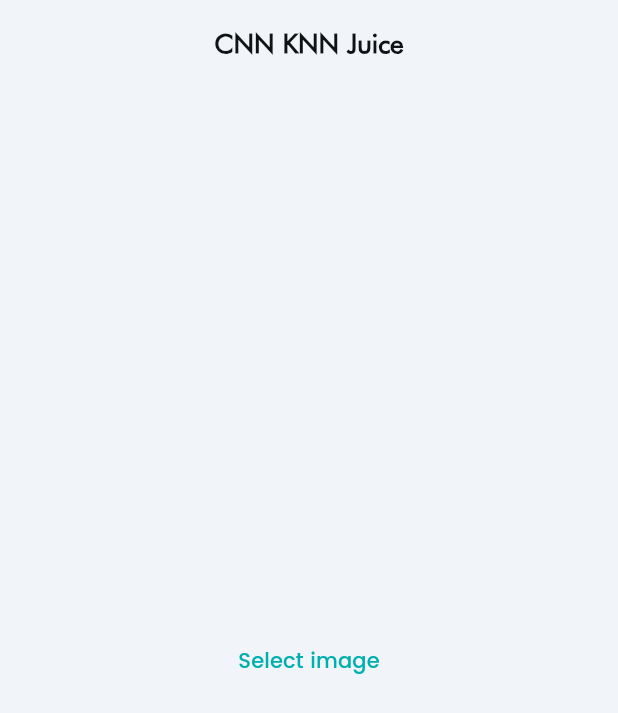
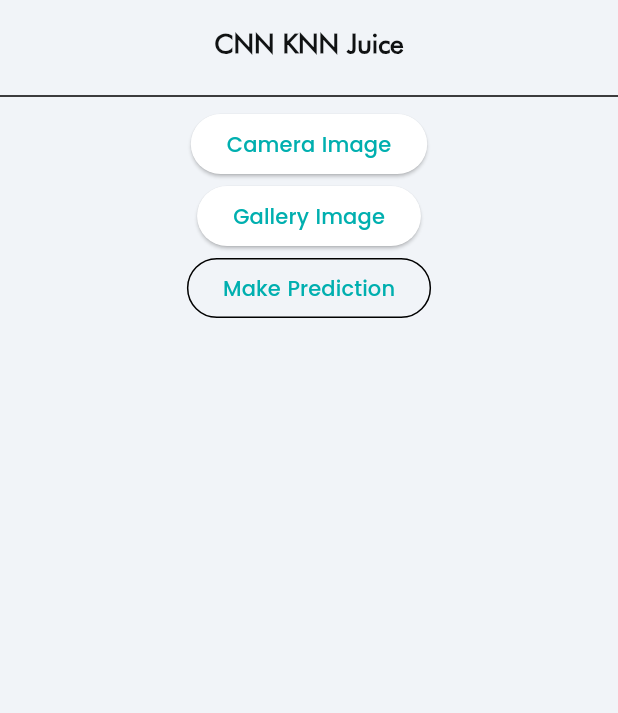
Before and after one commit to HOSEI-UNIV-IIST/cnn_knn_app, a Flutter app: the screen it shows after launch, on a phone screen of 412 x 824 dp. Shown: the top 713 px of the screen. Run offline on Flutter 3.47's test engine with Material 3 defaults, Android fonts, the phone set to English and light mode, and no system bars; our stand-ins replace dartz, dio, easy_localization, equatable, fade_shimmer, flutter_bloc and 12 more; missing offline and left inert: currency_formatter; accounts and stored records are empty.

Commit message:
Setup UI

```diff
--- a/lib/core/providers/api_routes.dart
+++ b/lib/core/providers/api_routes.dart
@@ -1,5 +1,5 @@
 class ApiRoutes {
-  static const String baseUrl = "http://127.0.0.1:8000/api/";
+  static const String baseUrl = "http://127.0.0.1:8000/";
 
-  static const String prediction = "prediction/";
+  static const String prediction = "predict";
 }
--- a/lib/features/home/data/datasources/home_remote_datasource.dart
+++ b/lib/features/home/data/datasources/home_remote_datasource.dart
@@ -27,7 +27,7 @@ class HomeRemoteDataSourceImpl extends HomeRemoteDataSource {
         "file": await MultipartFile.fromFile(
           file.path,
           filename: fileName,
-          contentType: MediaType("image", "jpeg"),
+          contentType: MediaType("image", "jpg"),
         ),
       });
 
@@ -40,8 +40,8 @@ class HomeRemoteDataSourceImpl extends HomeRemoteDataSource {
 
       PredictionDataModel predctionModel =
           AppDefaultModel.defaultPredictionDataModel;
-
-      predctionModel = predictionDataModelFromJson(response.data);
+      print(response.data.runtimeType);
+      predctionModel = PredictionDataModel.fromJson(response.data);
       predctionModel = predctionModel.copyWith(
           headerData: HeaderData(code: statusCode, message: statusMessage));
 
--- a/lib/features/home/data/models/prediction_data_model.dart
+++ b/lib/features/home/data/models/prediction_data_model.dart
@@ -40,7 +40,7 @@ class PredictionDataModel extends Equatable {
 
   factory PredictionDataModel.fromJson(Map<String, dynamic> json) =>
       PredictionDataModel(
-        headerData: HeaderData.fromJson(json["header_data"]),
+        headerData: const HeaderData(code: 404, message: ''),
         cnnResult: CnnResult.fromJson(json["cnn_result"]),
         knnResult: KnnResult.fromJson(json["knn_result"]),
       );
@@ -74,8 +74,8 @@ class HeaderData extends HeaderDataEntity {
       );
 
   factory HeaderData.fromJson(Map<String, dynamic> json) => HeaderData(
-        code: json["code"],
-        message: json["message"],
+        code: json["code"] ?? '',
+        message: json["message"] ?? '',
       );
 
   Map<String, dynamic> toJson() => {
--- a/lib/features/home/presentation/blocs/home/home_bloc.dart
+++ b/lib/features/home/presentation/blocs/home/home_bloc.dart
@@ -2,43 +2,55 @@
 
 import 'dart:io';
 
+import 'package:cnn_knn_app/core/utils/app_default_models.dart';
 import 'package:cnn_knn_app/core/utils/app_enums.dart';
+import 'package:cnn_knn_app/features/home/data/models/prediction_data_model.dart';
 import 'package:equatable/equatable.dart';
 import 'package:flutter_bloc/flutter_bloc.dart';
+import 'package:get/get.dart';
 import 'package:image_picker/image_picker.dart';
 
 import '../../../../../core/error/exceptions.dart';
+import '../../../domain/usecases/usecases.dart';
 
 part 'home_event.dart';
 part 'home_state.dart';
 
 class HomeBloc extends Bloc<HomeEvent, HomeState> {
-  HomeBloc()
-      : super(const HomeState(
-            pickImageStatus: BlocStatus.initial,
-            postPredictionStatus: BlocStatus.initial,
-            selectedImage: null)) {
+  final PostPredictionUsecaseImpl postPredictionUsecaseImpl;
+  HomeBloc(this.postPredictionUsecaseImpl)
+      : super(HomeState(
+          pickImageStatus: BlocStatus.initial,
+          postPredictionStatus: BlocStatus.initial,
+          selectedImage: null,
+          predictionData: AppDefaultModel.defaultPredictionDataModel,
+        )) {
     on<PostPredictionEvent>(_onPostPredictionEvent);
     on<PickImageEvent>(_onPickImageEvent);
   }
 
   Future<void> _onPostPredictionEvent(
       PostPredictionEvent event, Emitter<HomeState> emit) async {
-    // try {
-    //   emit(state.copyWith(readCache: BlocStatus.progress));
-    //   final result = await getNewsLocalUsecaseImpl(NoParams());
-    //   result.fold((l) {
-    //     emit(state.copyWith(readCache: BlocStatus.failure, message: l.message));
-    //   }, (r) {
-    //     emit(state.copyWith(
-    //         readCache: BlocStatus.success,
-    //         newsList: r,
-    //         message: 'Successful data loading'));
-    //   });
-    // } on CacheException catch (e) {
-    //   emit(
-    //       state.copyWith(readCache: BlocStatus.failure, message: e.toString()));
-    // }
+    try {
+      File file = state.selectedImage ?? File('');
+
+      emit(state.copyWith(postPredictionStatus: BlocStatus.progress));
+
+      final result = await postPredictionUsecaseImpl(file);
+      result.fold((l) {
+        emit(state.copyWith(
+            postPredictionStatus: BlocStatus.failure, message: l.message));
+      }, (r) {
+        emit(state.copyWith(
+            postPredictionStatus: BlocStatus.success,
+            predictionData: r,
+            message: r.headerData.message));
+        Get.snackbar('Prediction', r.headerData.message);
+      });
+    } on CacheException catch (e) {
+      emit(state.copyWith(
+          postPredictionStatus: BlocStatus.failure, message: e.toString()));
+    }
   }
 
   Future<void> _onPickImageEvent(
--- a/lib/features/home/presentation/blocs/home/home_event.dart
+++ b/lib/features/home/presentation/blocs/home/home_event.dart
@@ -6,10 +6,9 @@ abstract class HomeEvent extends Equatable {
 }
 
 class PostPredictionEvent extends HomeEvent {
-  final File payload;
-  PostPredictionEvent(this.payload);
+  PostPredictionEvent();
   @override
-  List<Object?> get props => [payload];
+  List<Object?> get props => [];
 }
 
 class PickImageEvent extends HomeEvent {
--- a/lib/features/home/presentation/blocs/home/home_state.dart
+++ b/lib/features/home/presentation/blocs/home/home_state.dart
@@ -5,28 +5,39 @@ class HomeState extends Equatable {
   final BlocStatus pickImageStatus;
   final File? selectedImage;
   final String message;
-  const HomeState({
+  PredictionDataModel? predictionData =
+      AppDefaultModel.defaultPredictionDataModel;
+
+  HomeState({
     this.postPredictionStatus = BlocStatus.initial,
     this.pickImageStatus = BlocStatus.initial,
     this.selectedImage,
     this.message = '',
+    this.predictionData,
   });
   HomeState copyWith({
     BlocStatus? postPredictionStatus,
     BlocStatus? pickImageStatus,
     File? selectedImage,
     String? message,
+    PredictionDataModel? predictionData,
   }) =>
       HomeState(
         postPredictionStatus: postPredictionStatus ?? this.postPredictionStatus,
         pickImageStatus: pickImageStatus ?? this.pickImageStatus,
         selectedImage: selectedImage ?? this.selectedImage,
         message: message ?? this.message,
+        predictionData: predictionData ?? this.predictionData,
       );
 
   @override
-  List<Object?> get props =>
-      [postPredictionStatus, pickImageStatus, selectedImage, message];
+  List<Object?> get props => [
+        postPredictionStatus,
+        pickImageStatus,
+        selectedImage,
+        message,
+        predictionData
+      ];
 
   @override
   String toString() {
@@ -36,6 +47,7 @@ class HomeState extends Equatable {
         pickImageStatus: $pickImageStatus,
         selectedImage: $selectedImage,
         message: $message,
+        predictionData: $predictionData,
         }
      ''';
   }
--- a/lib/features/home/presentation/pages/home.dart
+++ b/lib/features/home/presentation/pages/home.dart
@@ -1,8 +1,12 @@
 import 'package:cnn_knn_app/core/utils/app_enums.dart';
 import 'package:cnn_knn_app/core/widgets/global/app_loader.dart';
 import 'package:cnn_knn_app/core/widgets/global/custom_widgets/widgets.dart';
+import 'package:cnn_knn_app/core/widgets/themes/app_theme.dart';
+import 'package:cnn_knn_app/core/widgets/themes/theme_mode.dart';
+import 'package:cnn_knn_app/features/home/data/models/prediction_data_model.dart';
 import 'package:flutter/material.dart';
 import 'package:flutter_bloc/flutter_bloc.dart';
+import 'package:flutter_screenutil/flutter_screenutil.dart';
 
 import '../blocs/home/home_bloc.dart';
 
@@ -17,33 +21,119 @@ class HomePage extends StatelessWidget {
         return CustomScaffold(
             applyDefaultBar: true,
             applyDefaultTitle: 'CNN KNN Juice',
-            child: Column(
-              mainAxisAlignment: MainAxisAlignment.center,
+            child: ListView(
+              // mainAxisAlignment: MainAxisAlignment.center,
               // mainAxisSize: MainAxisSize.min,
               children: [
-                if (pickedImage != null)
-                  Flexible(
-                    // =============> ORIGINAL IMAGE ===========================
-                    child: Row(
-                      children: [
-                        Expanded(
-                          child: pickedImage != null
-                              ? Image.file(pickedImage)
-                              : SizedBox(height: 0),
-                        ),
-                        SizedBox(width: 8),
-                      ],
-                    ),
-                  ),
+                if (pickedImage != null) Image.file(pickedImage),
+                Divider(),
                 Center(
                   child: state.pickImageStatus == BlocStatus.progress
                       ? AppLoader.circularProgressIndicator
-                      : TextButton(
+                      : ElevatedButton(
+                          onPressed: () {
+                            context.read<HomeBloc>().add(PickImageEvent(false));
+                          },
+                          child: const Text('Camera Image'),
+                        ),
+                ),
+                Center(
+                  child: state.pickImageStatus == BlocStatus.progress
+                      ? AppLoader.circularProgressIndicator
+                      : ElevatedButton(
                           onPressed: () {
                             context.read<HomeBloc>().add(PickImageEvent(true));
                           },
-                          child: Text('Select image'),
+                          child: const Text('Gallery Image'),
                         ),
+                ),
+                Center(
+                  child: state.postPredictionStatus == BlocStatus.progress
+                      ? AppLoader.circularProgressIndicator
+                      : OutlinedButton(
+                          onPressed: () {
+                            context.read<HomeBloc>().add(PostPredictionEvent());
+                          },
+                          child: const Text('Make Prediction'),
+                        ),
+                ),
+                state.postPredictionStatus == BlocStatus.success
+                    ? Padding(
+                        padding: EdgeInsets.symmetric(
+                            horizontal: 16.sp, vertical: 8.sp),
+                        child: Card(
+                          color: AppThemeMode.of(context).line,
+                          child: Column(
+                            mainAxisAlignment: MainAxisAlignment.start,
+                            children: [
+                              Text(
+                                'Classe: ${state.predictionData!.cnnResult.class1}',
+                                style: AppThemeMode.of(context)
+                                    .title1
+                                    .copyWith(fontSize: 22.sp),
+                              ),
+                              Text(
+                                "Proba: ${double.parse(state.predictionData!.cnnResult.probability1).toStringAsFixed(2)}",
+                                style: AppThemeMode.of(context)
+                                    .title1
+                                    .copyWith(fontSize: 22.sp),
+                              ),
+                              Text(
+                                'Score: ${double.parse(state.predictionData!.cnnResult.score1).toStringAsFixed(2)}',
+                                style: AppThemeMode.of(context)
+                                    .title1
+                                    .copyWith(fontSize: 22.sp),
+                              ),
+                              Text(
+                                'Distance Threshold: ${state.predictionData!.knnResult.distanceThreshold.toStringAsFixed(2)}',
+                                style: AppThemeMode.of(context)
+                                    .title1
+                                    .copyWith(fontSize: 22.sp),
+                              ),
+                              Text(
+                                'Proba Class: ${state.predictionData!.knnResult.probaClass.toStringAsFixed(2)}',
+                                style: AppThemeMode.of(context)
+                                    .title1
+                                    .copyWith(fontSize: 22.sp),
+                              ),
+                            ],
+                          ),
+                        ),
+                      )
+                    : const SizedBox(),
+                Padding(
+                  padding: EdgeInsets.symmetric(horizontal: 50.sp),
+                  child: Card(
+                      color: AppThemeMode.of(context).white,
+                      child: ListView(
+                        shrinkWrap: true,
+                        children: [
+                          if (state.predictionData != null)
+                            for (SimilarImage item in state
+                                .predictionData!.knnResult.similarImages)
+                              Padding(
+                                padding: const EdgeInsets.all(16.0),
+                                child: Column(
+                                  children: [
+                                    SizedBox(
+                                        height: 250.sp,
+                                        // width: 200.sp,
+                                        child: Image.network(item.image)),
+                                    Text(
+                                      'Price: ${item.price} yen',
+                                      style: AppThemeMode.of(context)
+                                          .title1
+                                          .copyWith(
+                                              fontSize: 22.sp,
+                                              fontWeight: FontWeight.w900,
+                                              color: AppThemeMode.of(context)
+                                                  .blue),
+                                    ),
+                                  ],
+                                ),
+                              ),
+                        ],
+                      )),
                 ),
               ],
             ));
```
Also changed, not shown: lib/features/home/data/repositories/home_repository_impl.dart (+27 -4 lines), lib/injection_container.dart (+14 -4 lines).
